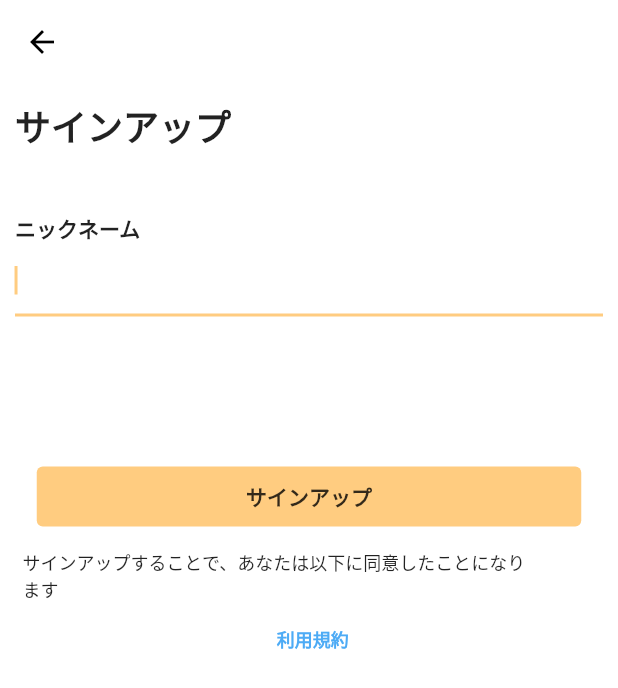
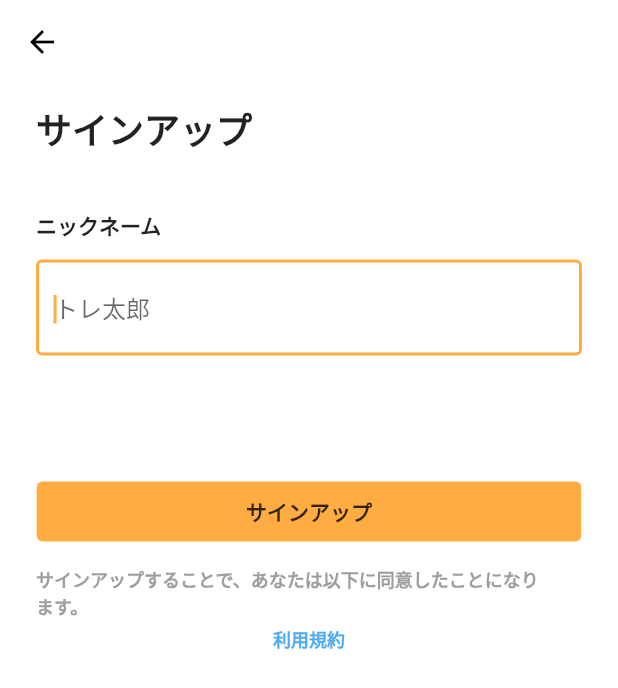
Before and after one commit to daibbon/github_1_1, a Flutter app: the screen it shows after launch, after a tap on "はじめる", on a phone screen of 412 x 824 dp. Shown: the top 688 px of the screen. Run offline on Flutter 3.47's test engine with Material 2 defaults, Android fonts, the phone set to English and light mode, and no system bars; our stand-ins replace cloud_firestore, firebase_core, fluttertoast, google_fonts, modal_bottom_sheet; accounts and stored records are empty.

Commit message:
2021/11/21 児島 21

```diff
--- a/lib/home_page2.dart
+++ /dev/null
@@ -1,17 +0,0 @@
-import 'package:flutter/material.dart';
-import 'package:github_1/migileft_screen.dart';
-
-
-class Migileft extends StatelessWidget {
-  @override
-  Widget build(BuildContext context) {
-    return MaterialApp(
-      title: 'TRECA',
-      theme: ThemeData(
-        primarySwatch: Colors.orange,
-      ),
-      // アプリ起動時にログイン画面を表示
-      home: MigileftScreen(),
-    );
-  }
-}
--- a/lib/main.dart
+++ b/lib/main.dart
@@ -1,9 +1,7 @@
 import 'dart:async';
-
 import 'package:firebase_core/firebase_core.dart';
 import 'package:flutter/material.dart';
 import 'package:github_1/sign_in.dart';
-
 
 Future<void> main() async {
   //Firebase利用時に追加
@@ -20,7 +18,7 @@ class MyApp extends StatelessWidget {
       title: 'TRECA',
       theme: ThemeData.from(
         colorScheme: ColorScheme.light(
-          primary: Color(0xFFFFCC80),
+          primary: Color(0xFFffad42),
         ),
       ),
       // アプリ起動時にログイン画面を表示
--- a/lib/migileft_screen.dart
+++ b/lib/migileft_screen.dart
@@ -35,6 +35,7 @@ class _MigileftState extends State<MigileftScreen> {
                 crossAxisAlignment: CrossAxisAlignment.start,
                 children: <Widget>[
 
+                  //タイトル（トレーニング）
                   Container(
                       width: double.infinity,
                       margin: EdgeInsets.fromLTRB(10, 0, 0, 0),
@@ -47,6 +48,7 @@ class _MigileftState extends State<MigileftScreen> {
                           )
                       )),
 
+                  //部位一覧
                   Container(
                     // margin入れたらerror
                     child: Expanded(
--- a/lib/nickname.dart
+++ b/lib/nickname.dart
@@ -3,7 +3,6 @@ import 'package:flutter/material.dart';
 import 'package:github_1/migileft_screen.dart';
 import 'package:google_fonts/google_fonts.dart';
 import 'package:url_launcher/url_launcher.dart';
-
 const _url = 'https://pub.dev/packages/url_launcher';
 
 class nickname extends StatefulWidget {
@@ -28,17 +27,17 @@ class _nicknameState extends State<nickname> {
       ),
 
       body: Form(
-        // Formのkeyに指定する
         key: _formKey,
         child: Container(
-          margin: EdgeInsets.fromLTRB(10, 10, 10, 10),
+          margin: EdgeInsets.fromLTRB(24, 12, 24, 24),
           child: Column(
             mainAxisAlignment: MainAxisAlignment.start,
             children: [
 
+            //  サインアップ
             Container(
             width: double.infinity,
-            margin: EdgeInsets.fromLTRB(0, 0, 0, 10),
+            margin: EdgeInsets.fromLTRB(0, 0, 0, 0),
             child: Text(
               'サインアップ',
               textAlign: TextAlign.left,
@@ -48,10 +47,12 @@ class _nicknameState extends State<nickname> {
             ),
           ),
 
+            //ニックネーム入力
             Container(
-              margin: EdgeInsets.fromLTRB(0, 30, 0, 20),
+              margin: EdgeInsets.fromLTRB(0, 36, 0, 20),
               child: Column(
                 children: [
+                  //ニックネーム
                   Container(
                     margin: EdgeInsets.fromLTRB(0, 0, 0, 0),
                     width: double.infinity,
@@ -63,11 +64,17 @@ class _nicknameState extends State<nickname> {
                       ),
                     ),
                   ),
+                  //入力フォーム
                   Container(
-                    margin: EdgeInsets.fromLTRB(0, 0, 0, 0),
+                    margin: EdgeInsets.fromLTRB(0, 12, 0, 0),
                     child: TextFormField(
                       autofocus: true,
                       keyboardType: TextInputType.name,
+                      //デコ
+                      decoration: const InputDecoration(
+                        border: OutlineInputBorder(), // 外枠付きデザイン
+                        hintText: 'トレ太郎', // 入力ヒント
+                      ),
                       // ニックネームのバリデーション
                       validator: (String? value) {
                         // ニックネームが入力されていない場合
@@ -84,8 +91,9 @@ class _nicknameState extends State<nickname> {
               ),
             ),
 
+          //サインアップボタン
           Container(
-            margin: EdgeInsets.fromLTRB(0, 80, 0, 0),
+            margin: EdgeInsets.fromLTRB(0, 64, 0, 0),
             child: SizedBox(
               width: 363,
               height: 40,
@@ -106,26 +114,32 @@ class _nicknameState extends State<nickname> {
             ),
           ),
 
+          //利用規約
           Container(
             margin: EdgeInsets.fromLTRB(0, 0, 0, 0),
             child: Column(
               children: [
+                //利用規約説明文
                 Container(
-                  margin: EdgeInsets.fromLTRB(5, 15, 0, 0),
+                  margin: EdgeInsets.fromLTRB(0, 16, 0, 0),
                   width: double.infinity,
                   child: Text(
-                    'サインアップすることで、あなたは以下に同意したことになり\nます',
+                    'サインアップすることで、あなたは以下に同意したことになり\nます。',
                     textAlign: TextAlign.left,
                     style: GoogleFonts.notoSans(
-                      textStyle: TextStyle(fontWeight: FontWeight.normal, fontSize: 12.0),
+                      textStyle: TextStyle(
+                          color: Color(0xFF9e9e9e),
+                          fontWeight: FontWeight.bold, fontSize: 12.0),
                     ),
                   ),
+
                 ),
 
+                //→利用規約
                 InkWell(
-                  onTap: _launchURL,
+                  // onTap: _launchURL,
                   child: Container(
-                    margin: EdgeInsets.fromLTRB(5, 15, 0, 0),
+                    margin: EdgeInsets.fromLTRB(0, 4, 0, 0),
                     child: Text(
                       '利用規約',
                       style: GoogleFonts.notoSans(
@@ -136,11 +150,10 @@ class _nicknameState extends State<nickname> {
                     ),
                   ),
                 ),
+              ],
 
-              ],
             ),
           ),
-
             ],
           ),
         ),
@@ -161,6 +174,8 @@ class _nicknameState extends State<nickname> {
       ),
     );
   }
+
+  //利用規約リンク
   void _launchURL() async =>
       await canLaunch(_url) ? await launch(_url) : throw 'Could not launch $_url';
 
```
Also changed, not shown: lib/home_page.dart (deleted, +0 -87 lines), lib/method.dart (deleted, +0 -15 lines), lib/sign_in.dart (+5 -3 lines).
